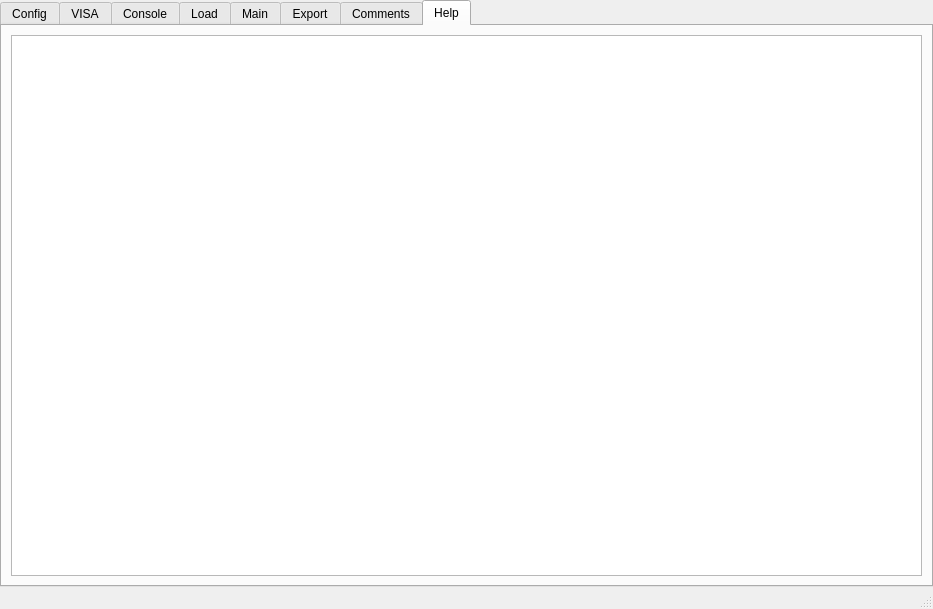
The window that tester_adapteru/mainwindow.ui (lamasek/customer_fast) describes before a commit, drawn with Qt 5.
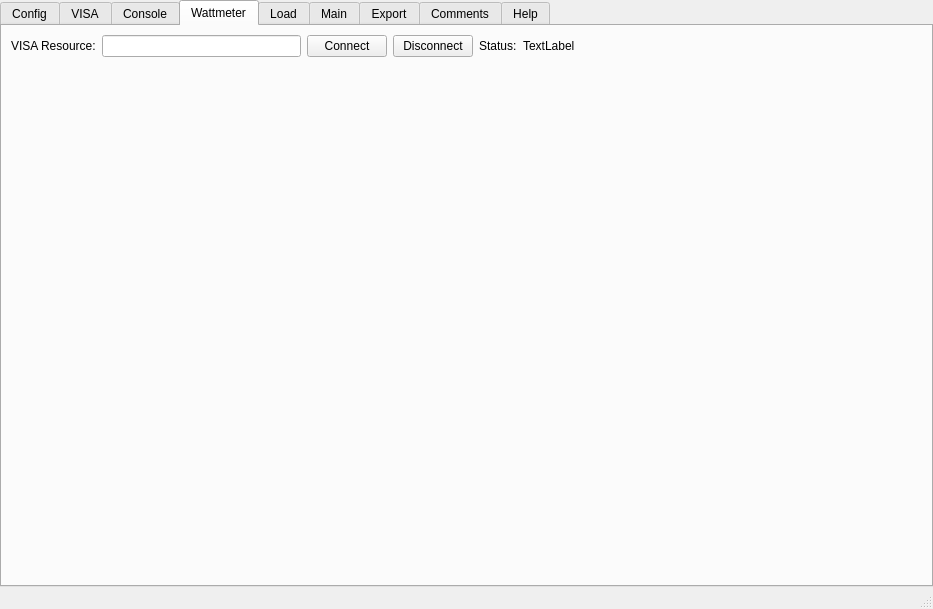
The same window after the commit. Custom widgets are drawn as their Qt base class.

Commit message: added begins of tab wattmeter

Diff of the .ui file:
```diff
--- a/tester_adapteru/mainwindow.ui
+++ b/tester_adapteru/mainwindow.ui
@@ -39,7 +39,7 @@
     <item>
      <widget class="QTabWidget" name="tabWidget">
       <property name="currentIndex">
-       <number>7</number>
+       <number>3</number>
       </property>
       <widget class="QWidget" name="tab_config">
        <attribute name="title">
@@ -158,6 +158,58 @@
         <string>Console</string>
        </attribute>
       </widget>
+      <widget class="QWidget" name="tab_Wattmeter">
+       <attribute name="title">
+        <string>Wattmeter</string>
+       </attribute>
+       <layout class="QVBoxLayout" name="verticalLayout_14" stretch="0,10">
+        <item>
+         <layout class="QHBoxLayout" name="horizontalLayout_12" stretch="0,5,0,0,0,10">
+          <item>
+           <widget class="QLabel" name="label_22">
+            <property name="text">
+             <string>VISA Resource:</string>
+            </property>
+           </widget>
+          </item>
+          <item>
+           <widget class="QLineEdit" name="lineEdit"/>
+          </item>
+          <item>
+           <widget class="QPushButton" name="pushButton_2">
+            <property name="text">
+             <string>Connect</string>
+            </property>
+           </widget>
+          </item>
+          <item>
+           <widget class="QPushButton" name="pushButton_3">
+            <property name="text">
+             <string>Disconnect</string>
+            </property>
+           </widget>
+          </item>
+          <item>
+           <widget class="QLabel" name="label_23">
+            <property name="text">
+             <string>Status:</string>
+            </property>
+           </widget>
+          </item>
+          <item>
+           <widget class="QLabel" name="label_24">
+            <property name="text">
+             <string>TextLabel</string>
+            </property>
+           </widget>
+          </item>
+         </layout>
+        </item>
+        <item>
+         <widget class="QWidget" name="widget" native="true"/>
+        </item>
+       </layout>
+      </widget>
       <widget class="QWidget" name="tab_Load">
        <attribute name="title">
         <string>Load</string>
```
Left out of the diff: 27 changed lines with no effect on the pictures. The commit also changes 2 other files.
